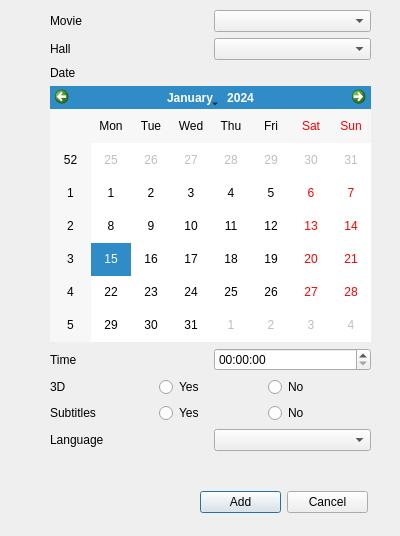
This is Mainwindow/add_show/addshowdialog.ui in Drakenhielm/Biobokningssystem as Qt 5 draws it before an edit. The edited form follows.
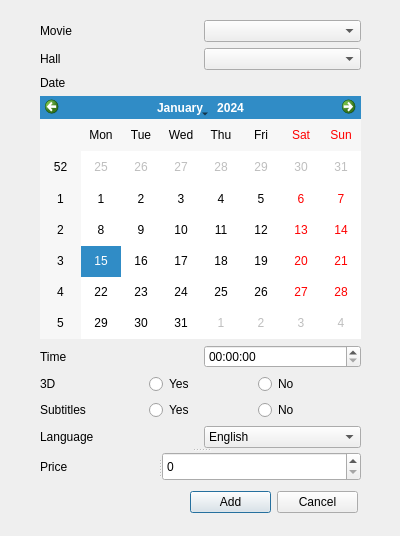
This is the edited form.

Patch:
```diff
--- a/Mainwindow/add_show/addshowdialog.ui
+++ b/Mainwindow/add_show/addshowdialog.ui
@@ -16,7 +16,7 @@
   <widget class="QWidget" name="layoutWidget">
    <property name="geometry">
     <rect>
-     <x>200</x>
+     <x>190</x>
      <y>490</y>
      <width>168</width>
      <height>25</height>
@@ -39,15 +39,19 @@
     </item>
    </layout>
   </widget>
-  <widget class="QWidget" name="layoutWidget_2">
+  <widget class="QSplitter" name="splitter_2">
    <property name="geometry">
     <rect>
-     <x>50</x>
-     <y>10</y>
+     <x>40</x>
+     <y>20</y>
      <width>321</width>
-     <height>441</height>
+     <height>461</height>
     </rect>
    </property>
+   <property name="orientation">
+    <enum>Qt::Vertical</enum>
+   </property>
+   <widget class="QWidget" name="layoutWidget_2">
    <layout class="QVBoxLayout" name="verticalLayout_2">
     <item>
      <layout class="QHBoxLayout" name="horizontalLayout">
@@ -177,11 +181,53 @@
        </widget>
       </item>
       <item>
-       <widget class="QComboBox" name="languageCBB"/>
-      </item>
+        <widget class="QComboBox" name="languageCBB">
+         <item>
+          <property name="text">
+           <string>English</string>
+          </property>
+         </item>
+         <item>
+          <property name="text">
+           <string>French</string>
+          </property>
+         </item>
+         <item>
+          <property name="text">
+           <string>German</string>
+          </property>
+         </item>
+         <item>
+          <property name="text">
+           <string>Spanish</string>
+          </property>
+         </item>
+         <item>
+          <property name="text">
+           <string>Swedish</string>
+          </property>
+         </item>
+        </widget>
+       </item>
      </layout>
     </item>
    </layout>
+   </widget>
+   <widget class="QSplitter" name="splitter">
+    <property name="orientation">
+     <enum>Qt::Horizontal</enum>
+    </property>
+    <widget class="QLabel" name="priceLabel">
+     <property name="text">
+      <string>Price</string>
+     </property>
+    </widget>
+    <widget class="QSpinBox" name="priceSpinBox">
+     <property name="maximum">
+      <number>999</number>
+     </property>
+    </widget>
+   </widget>
   </widget>
  </widget>
  <resources/>
```
Left out of the diff: 4 changed lines with no effect on the pictures. Lines whose indentation alone changed are shown as unchanged.
